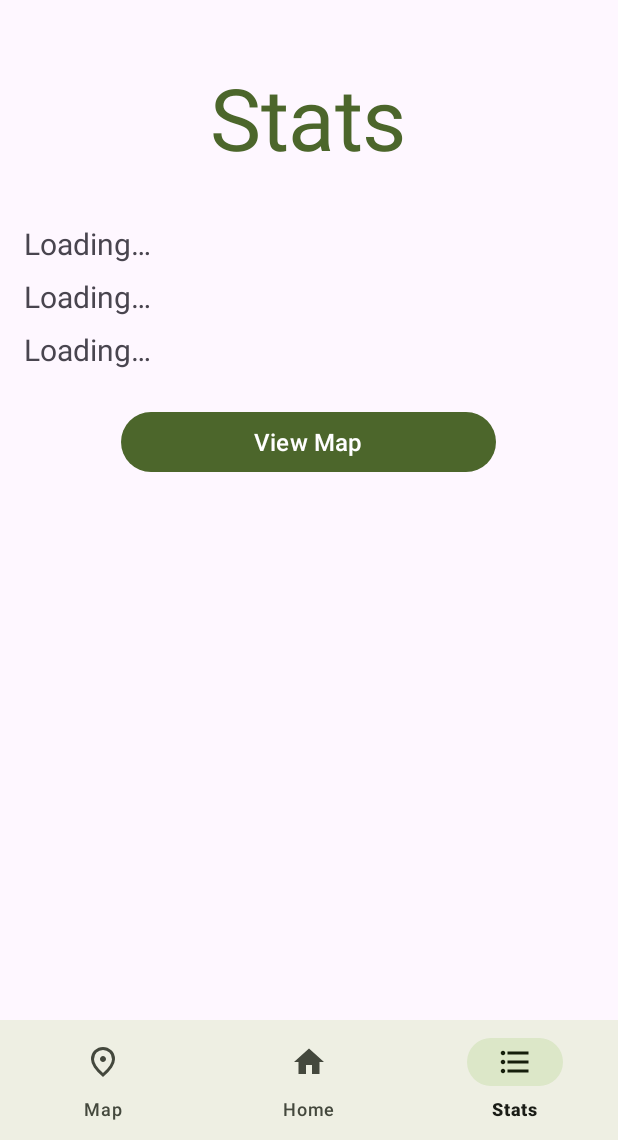
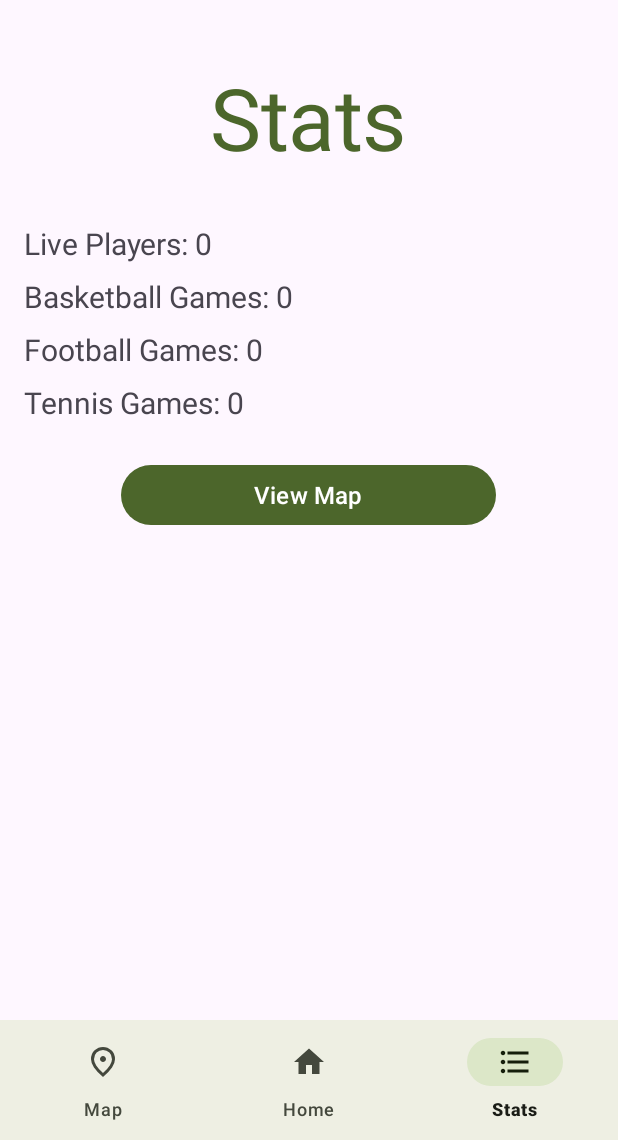
Before and after one commit to iyarlevi/PlayShare, an Android app: the StatsActivity screen opened directly, with no data from a screen before it, on a phone screen of 412 x 824 dp, the part 96-1236 px from its top. Run offline under Robolectric (Android 15) with nearby library versions, the phone set to English and light mode, and no system bars; our stand-ins replace Firebase (no records; nobody signed in at launch, a user with empty details on screens opened directly).

Commit message:
Make the stats activity read from firebase

```diff
--- a/app/src/main/java/com/example/playshare/StatsActivity.java
+++ b/app/src/main/java/com/example/playshare/StatsActivity.java
@@ -5,23 +5,29 @@ import android.os.Bundle;
 import android.util.Log;
 import android.widget.Button;
 import android.widget.TextView;
-import android.widget.Toast;
 
 import com.example.playshare.Components.BottomNavigator;
+import com.example.playshare.Components.ProgressDialog;
 import com.example.playshare.Components.TopAppBarMenuListener;
 import com.example.playshare.Connectors.FireStoreConnector;
 import com.example.playshare.Data.Enums.CollectionsEnum;
+import com.example.playshare.Data.Enums.GameTypeEnum;
+import com.example.playshare.Data.Models.GameModel;
 import com.google.android.material.appbar.MaterialToolbar;
 import com.google.android.material.navigation.NavigationBarView;
 
+import java.text.ParseException;
+import java.text.SimpleDateFormat;
+import java.util.Date;
+import java.util.Locale;
 import java.util.Map;
 
 public class StatsActivity extends BaseActivityClass {
 
     private static final String TAG = "StatsActivity";
-    private TextView livePlayersTextView;
-    private TextView basketballPlayersTextView;
-    private TextView soccerPlayersTextView;
+    private TextView livePlayersTextView, basketballGamesTextView, soccerGamesTextView, tennisGamesTextView;
+    private ProgressDialog progressDialog;
+    private final FireStoreConnector firestore = FireStoreConnector.getInstance();
 
     @Override
     protected void onCreate(Bundle savedInstanceState) {
@@ -29,8 +35,9 @@ public class StatsActivity extends BaseActivityClass {
         setContentView(R.layout.activity_stats);
 
         livePlayersTextView = findViewById(R.id.livePlayersTextView);
-        basketballPlayersTextView = findViewById(R.id.basketballPlayersTextView);
-        soccerPlayersTextView = findViewById(R.id.soccerPlayersTextView);
+        basketballGamesTextView = findViewById(R.id.basketballGamesTextView);
+        soccerGamesTextView = findViewById(R.id.soccerGamesTextView);
+        tennisGamesTextView = findViewById(R.id.tennisGamesTextView);
         Button mapButton = findViewById(R.id.mapButton);
         mapButton.setOnClickListener(v -> startActivity(new Intent(StatsActivity.this, MapActivity.class)));
 
@@ -46,21 +53,69 @@ public class StatsActivity extends BaseActivityClass {
         bottomNavigationView.setOnItemSelectedListener(bottomNavigator);
 
         // Set initial loading text
-        livePlayersTextView.setText(getString(R.string.loading));
-        basketballPlayersTextView.setText(getString(R.string.loading));
-        soccerPlayersTextView.setText(getString(R.string.loading));
-        FireStoreConnector firestore = FireStoreConnector.getInstance();
+        progressDialog = new ProgressDialog(this);
+        // todo add to strings.xml
+        progressDialog.setMessage("Loading stats...");
+        progressDialog.show();
+        getData();
+    }
 
-        // todo : get this directly from users data
-        firestore.getDocuments(CollectionsEnum.STATS.getCollectionName(),
+    private void getData() {
+        firestore.getDocuments(CollectionsEnum.USERS.getCollectionName(),
                 documents -> {
-                    Map<String, Object> document = documents.get(0);
-                    livePlayersTextView.setText("Live players: " + document.get("livePlayers"));
-                    basketballPlayersTextView.setText("Basketball Players: " + document.get("basketballPlayers"));
-                    soccerPlayersTextView.setText("Soccer Players: " + document.get("soccerPlayers"));
+                    int livePlayers = 0;
+                    SimpleDateFormat sdf = new SimpleDateFormat("EEE MMM dd HH:mm:ss zzz yyyy", Locale.ENGLISH);
+                    Date currentDate = new Date();
+                    for (Map<String, Object> document : documents) {
+                        Object timeStamp = document.get("timeStamp");
+                        if (timeStamp != null) {
+                            String timeStampString = timeStamp.toString();
+                            try {
+                                Date playerDate = sdf.parse(timeStampString);
+                                if (playerDate == null) {
+                                    throw new ParseException("Date is null", 0);
+                                }
+                                long diff = currentDate.getTime() - playerDate.getTime();
+                                long diffDays = diff / (24 * 60 * 60 * 1000);
+                                if (diffDays <= 7) {
+                                    livePlayers++;
+                                }
+                            } catch (ParseException e) {
+                                Log.e(TAG, "Error parsing date: " + e.getMessage());
+                            }
+                        }
+                    }
+                    get_GamesStats();
+
+
+                    livePlayersTextView.setText(getString(R.string.live_players, String.valueOf(livePlayers)));
+                    progressDialog.dismiss();
+
                 }, e -> {
                     Log.e(TAG, "Error getting stats: " + e.getMessage());
-                    Toast.makeText(this, "Error getting stats: " + e.getMessage(), Toast.LENGTH_SHORT).show();
+                    get_GamesStats();
                 });
     }
+
+    private void get_GamesStats() {
+        firestore.getDocuments(CollectionsEnum.GAMES.getCollectionName(),
+                documents -> {
+                    int basketballGames = 0;
+                    int soccerGames = 0;
+                    int tennisGames = 0;
+                    for (Map<String, Object> document : documents) {
+                        GameModel game = new GameModel(document);
+                        if (game.getType() == GameTypeEnum.BASKETBALL) {
+                            basketballGames++;
+                        } else if (game.getType() == GameTypeEnum.SOCCER) {
+                            soccerGames++;
+                        } else if (game.getType() == GameTypeEnum.TENNIS) {
+                            tennisGames++;
+                        }
+                    }
+                    basketballGamesTextView.setText(getString(R.string.basketball_games, String.valueOf(basketballGames)));
+                    soccerGamesTextView.setText(getString(R.string.soccer_games, String.valueOf(soccerGames)));
+                    tennisGamesTextView.setText(getString(R.string.tennis_games, String.valueOf(tennisGames)));
+                }, e -> Log.e(TAG, "Error getting games stats: " + e.getMessage()));
+    }
 }
--- a/app/src/main/res/layout/activity_stats.xml
+++ b/app/src/main/res/layout/activity_stats.xml
@@ -42,19 +42,27 @@
                 android:textSize="20sp" />
 
             <TextView
-                android:id="@+id/basketballPlayersTextView"
+                android:id="@+id/basketballGamesTextView"
                 android:layout_width="wrap_content"
                 android:layout_height="wrap_content"
                 android:layout_marginTop="8dp"
-                android:text="@string/basketball_players_n_a"
+                android:text="@string/basketball_games_n_a"
                 android:textSize="20sp" />
 
             <TextView
-                android:id="@+id/soccerPlayersTextView"
+                android:id="@+id/soccerGamesTextView"
                 android:layout_width="wrap_content"
                 android:layout_height="wrap_content"
                 android:layout_marginTop="8dp"
-                android:text="@string/soccer_players_n_a"
+                android:text="@string/soccer_games_n_a"
+                android:textSize="20sp" />
+
+            <TextView
+                android:id="@+id/tennisGamesTextView"
+                android:layout_width="wrap_content"
+                android:layout_height="wrap_content"
+                android:layout_marginTop="8dp"
+                android:text="@string/tennis_games_n_a"
                 android:textSize="20sp" />
 
             <Button
--- a/app/src/main/res/values/stats_strings.xml
+++ b/app/src/main/res/values/stats_strings.xml
@@ -1,11 +1,13 @@
 <?xml version="1.0" encoding="utf-8"?>
 <resources>
     <string name="live_players">Live Players: %s</string>
-    <string name="basketball_players">Basketball Players: %s</string>
-    <string name="soccer_players">Football Players: %s</string>
+    <string name="basketball_games">Basketball Games: %s</string>
+    <string name="soccer_games">Football Games: %s</string>
+    <string name="tennis_games">Tennis Games: %s</string>
     <string name="stats">Stats</string>
     <string name="live_players_n_a">Live Players: N/A</string>
-    <string name="basketball_players_n_a">Basketball Players: N/A</string>
-    <string name="soccer_players_n_a">Soccer Players: N/A</string>
+    <string name="basketball_games_n_a">Basketball Games: N/A</string>
+    <string name="soccer_games_n_a">Soccer Games: N/A</string>
+    <string name="tennis_games_n_a">Tennis Games: N/A</string>
     <string name="view_map">View Map</string>
 </resources>
```
Also changed, not shown: 1 other file.
